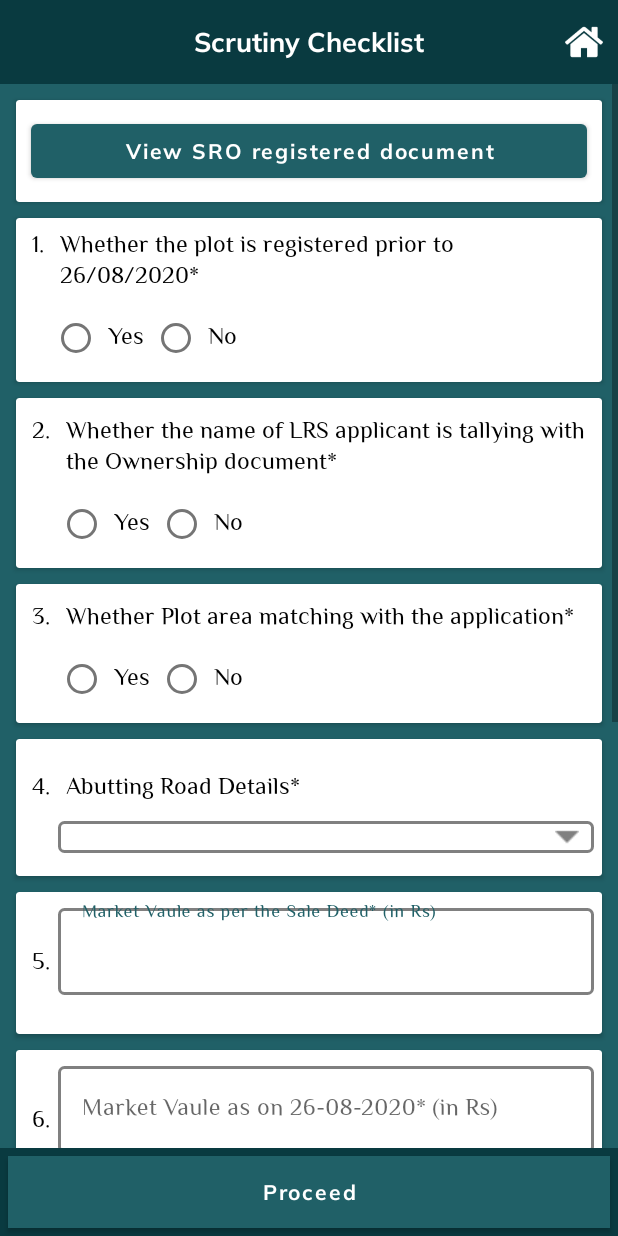
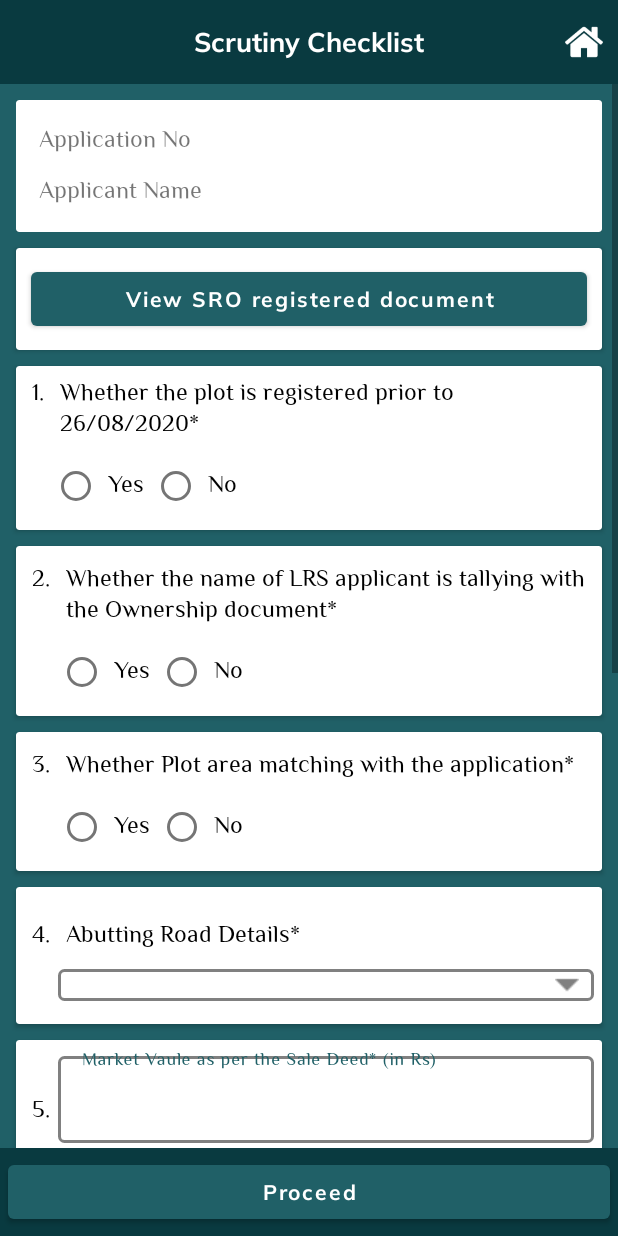
Before and after one commit to DesamNaren/LRS-2020-Officer-App, an Android app: the ScrutinyCheckListActivity screen opened directly, with no data from a screen before it, on a phone screen of 412 x 824 dp. Run offline under Robolectric (Android 15) with nearby library versions, the phone set to English and light mode, and no system bars; our stand-ins replace data binding; pictures from the network do not load; 5 statements that could not run were skipped.

Commit message:
basic layout added

```diff
--- a/app/src/main/java/com/cgg/lrs2020officerapp/adapter/ViewTaskAdapter.java
+++ b/app/src/main/java/com/cgg/lrs2020officerapp/adapter/ViewTaskAdapter.java
@@ -60,6 +60,7 @@ public class ViewTaskAdapter extends RecyclerView.Adapter<ViewTaskAdapter.ItemHo
                 sharedPreferences = LRSApplication.get(context).getPreferences();
                 editor = sharedPreferences.edit();
                 editor.putString(AppConstants.APPLICATION_ID, dataModel.getAPPLICATIONID());
+                editor.putString(AppConstants.APPLICANT_NAME, dataModel.getNAME());
                 editor.commit();
 
                 Intent intent = new Intent(context, LayoutActivity.class);
--- a/app/src/main/java/com/cgg/lrs2020officerapp/constants/AppConstants.java
+++ b/app/src/main/java/com/cgg/lrs2020officerapp/constants/AppConstants.java
@@ -27,6 +27,7 @@ public class AppConstants {
     public static final int MAX_TRUST_DEVICES = 205;
     public static final String LOGIN_RES = "LOGIN_RES";
     public static final String APPLICATION_ID = "APPLICATION_ID";
+    public static final String APPLICANT_NAME = "APPLICANT_NAME";
     public static final String YES = "Y";
     public static final String NO = "N";
     public static final String SUBMIT_REQUEST = "SUBMIT_REQUEST";
--- a/app/src/main/java/com/cgg/lrs2020officerapp/ui/ImageUploadActivity.java
+++ b/app/src/main/java/com/cgg/lrs2020officerapp/ui/ImageUploadActivity.java
@@ -105,7 +105,7 @@ public class ImageUploadActivity extends LocBaseActivity implements ErrorHandler
     private SharedPreferences sharedPreferences;
     private SharedPreferences.Editor editor;
     private SubmitScrutinyRequest submitScrutinyRequest;
-    private String applicationId;
+    private String applicationId, applicantName;
     private LoginResponse loginResponse;
 
     @Override
@@ -140,6 +140,7 @@ public class ImageUploadActivity extends LocBaseActivity implements ErrorHandler
             String strLogin = sharedPreferences.getString(AppConstants.LOGIN_RES, "");
             loginResponse = new Gson().fromJson(strLogin, LoginResponse.class);
             applicationId = sharedPreferences.getString(AppConstants.APPLICATION_ID, "");
+            applicantName = sharedPreferences.getString(AppConstants.APPLICANT_NAME, "");
             String str = sharedPreferences.getString(AppConstants.SUBMIT_REQUEST, "");
             submitScrutinyRequest = new Gson().fromJson(str, SubmitScrutinyRequest.class);
             if (TextUtils.isEmpty(applicationId) || submitScrutinyRequest == null || loginResponse == null) {
@@ -147,6 +148,8 @@ public class ImageUploadActivity extends LocBaseActivity implements ErrorHandler
                 finish();
                 return;
             }
+            binding.basicLayout.applicationNo.setText(applicationId);
+            binding.basicLayout.applicantName.setText(applicantName);
         } catch (Exception e) {
             e.printStackTrace();
         }
@@ -1151,8 +1154,8 @@ public class ImageUploadActivity extends LocBaseActivity implements ErrorHandler
 
                         if (Utils.checkInternetConnection(context)) {
 //                            if (validations()) {
-                                customProgressDialog.show();
-                                addScrutinyViewModel.callSubmitAPI(submitScrutinyRequest);
+                            customProgressDialog.show();
+                            addScrutinyViewModel.callSubmitAPI(submitScrutinyRequest);
 //                            }
                         } else {
                             Utils.customErrorAlert(context, context.getResources().getString(R.string.app_name), context.getString(R.string.plz_check_int));
--- a/app/src/main/java/com/cgg/lrs2020officerapp/ui/ScrutinyCheckListActivity.java
+++ b/app/src/main/java/com/cgg/lrs2020officerapp/ui/ScrutinyCheckListActivity.java
@@ -9,6 +9,7 @@ import android.view.View;
 import android.widget.AdapterView;
 import android.widget.ArrayAdapter;
 import android.widget.RadioGroup;
+import android.widget.Toast;
 
 import androidx.appcompat.app.AppCompatActivity;
 import androidx.databinding.DataBindingUtil;
@@ -23,6 +24,7 @@ import com.cgg.lrs2020officerapp.error_handler.ErrorHandler;
 import com.cgg.lrs2020officerapp.error_handler.ErrorHandlerInterface;
 import com.cgg.lrs2020officerapp.model.land.LandDetailsResponse;
 import com.cgg.lrs2020officerapp.model.land.LandListData;
+import com.cgg.lrs2020officerapp.model.login.LoginResponse;
 import com.cgg.lrs2020officerapp.model.recommend.RecommendDetailsResponse;
 import com.cgg.lrs2020officerapp.model.recommend.RecommendListData;
 import com.cgg.lrs2020officerapp.model.road.RoadDetailsResponse;
@@ -50,6 +52,7 @@ public class ScrutinyCheckListActivity extends AppCompatActivity implements Erro
     List<RecommendListData> recommendListData;
     private SharedPreferences sharedPreferences;
     private SharedPreferences.Editor editor;
+    private String applicationId, applicantName;
 
     @Override
     protected void onCreate(Bundle savedInstanceState) {
@@ -73,6 +76,15 @@ public class ScrutinyCheckListActivity extends AppCompatActivity implements Erro
 
         sharedPreferences = LRSApplication.get(context).getPreferences();
         editor = sharedPreferences.edit();
+        try {
+            applicationId = sharedPreferences.getString(AppConstants.APPLICATION_ID, "");
+            applicantName = sharedPreferences.getString(AppConstants.APPLICANT_NAME, "");
+
+            binding.basicLayout.applicationNo.setText(applicationId);
+            binding.basicLayout.applicantName.setText(applicantName);
+        } catch (Exception e) {
+            e.printStackTrace();
+        }
 
         scrutinyCheckListViewModel = new ScrutinyCheckListViewModel(context, getApplication());
 
--- a/app/src/main/java/com/cgg/lrs2020officerapp/utils/Utils.java
+++ b/app/src/main/java/com/cgg/lrs2020officerapp/utils/Utils.java
@@ -403,6 +403,7 @@ public class Utils {
                         }
                         editor.putString(AppConstants.SUBMIT_REQUEST,"");
                         editor.putString(AppConstants.APPLICATION_ID, "");
+                        editor.putString(AppConstants.APPLICANT_NAME, "");
                         editor.commit();
                         Intent newIntent = new Intent(activity, Dashboard.class);
                         newIntent.addFlags(Intent.FLAG_ACTIVITY_CLEAR_TOP |
--- a/app/src/main/res/layout/activity_image_upload.xml
+++ b/app/src/main/res/layout/activity_image_upload.xml
@@ -25,6 +25,10 @@
                 android:layout_height="wrap_content"
                 android:layout_margin="@dimen/dimen_5dp"
                 android:orientation="vertical">
+
+                <include
+                    android:id="@+id/basic_layout"
+                    layout="@layout/basic_layout" />
 
                 <androidx.cardview.widget.CardView
                     android:layout_width="match_parent"
--- a/app/src/main/res/layout/activity_scrutiny_check_list.xml
+++ b/app/src/main/res/layout/activity_scrutiny_check_list.xml
@@ -25,6 +25,10 @@
                 android:layout_height="wrap_content"
                 android:orientation="vertical"
                 android:padding="@dimen/dimen_5dp">
+
+                <include
+                    android:id="@+id/basic_layout"
+                    layout="@layout/basic_layout" />
 
                 <androidx.cardview.widget.CardView
                     android:layout_width="match_parent"
--- /dev/null
+++ b/app/src/main/res/layout/basic_layout.xml
@@ -0,0 +1,71 @@
+<?xml version="1.0" encoding="utf-8"?>
+<layout xmlns:android="http://schemas.android.com/apk/res/android">
+
+    <LinearLayout
+        android:id="@+id/ll_btn"
+        android:layout_width="match_parent"
+        android:layout_height="wrap_content"
+        android:background="@color/colorPrimary"
+        android:orientation="horizontal"
+        android:padding="@dimen/dimen_5dp">
+
+        <androidx.cardview.widget.CardView
+            android:layout_width="match_parent"
+            android:layout_height="wrap_content"
+            android:elevation="@dimen/dimen_4dp"
+            android:padding="@dimen/dimen_5dp">
+
+            <LinearLayout
+                android:layout_width="match_parent"
+                android:layout_height="match_parent"
+                android:layout_margin="@dimen/dimen_10dp"
+                android:background="@color/white"
+                android:orientation="vertical">
+
+                <LinearLayout
+                    android:layout_width="match_parent"
+                    android:layout_height="wrap_content"
+                    android:orientation="horizontal">
+
+                    <TextView
+                        style="@style/text_label"
+                        android:layout_width="0dp"
+                        android:layout_height="wrap_content"
+                        android:layout_weight="0.7"
+                        android:text="Application No" />
+
+                    <TextView
+                        android:id="@+id/application_no"
+                        style="@style/text_data"
+                        android:layout_width="0dp"
+                        android:layout_height="wrap_content"
+                        android:layout_weight="1" />
+
+                </LinearLayout>
+
+                <LinearLayout
+                    android:layout_width="match_parent"
+                    android:layout_height="wrap_content"
+                    android:orientation="horizontal">
+
+                    <TextView
+                        style="@style/text_label"
+                        android:layout_width="0dp"
+                        android:layout_height="wrap_content"
+                        android:layout_weight="0.7"
+                        android:text="Applicant Name" />
+
+                    <TextView
+                        style="@style/text_data"
+                        android:id="@+id/applicant_name"
+                        android:layout_width="0dp"
+                        android:layout_height="wrap_content"
+                        android:layout_weight="1"
+                      />
+
+                </LinearLayout>
+
+            </LinearLayout>
+        </androidx.cardview.widget.CardView>
+    </LinearLayout>
+</layout>
--- a/app/src/main/res/layout/button_layout.xml
+++ b/app/src/main/res/layout/button_layout.xml
@@ -1,5 +1,6 @@
 <?xml version="1.0" encoding="utf-8"?>
-<layout xmlns:android="http://schemas.android.com/apk/res/android">
+<layout xmlns:android="http://schemas.android.com/apk/res/android"
+    xmlns:app="http://schemas.android.com/apk/res-auto">
 
     <LinearLayout
         android:id="@+id/ll_btn"
@@ -29,7 +30,7 @@
             android:layout_height="wrap_content"
             android:layout_margin="@dimen/dimen_5dp"
             android:layout_weight="1"
-            android:background="@color/colorPrimaryDark"
+            app:background="@color/colorPrimaryDark"
             android:fontFamily="@font/muli_bold"
             android:padding="5dp"
             android:textStyle="bold"
```
